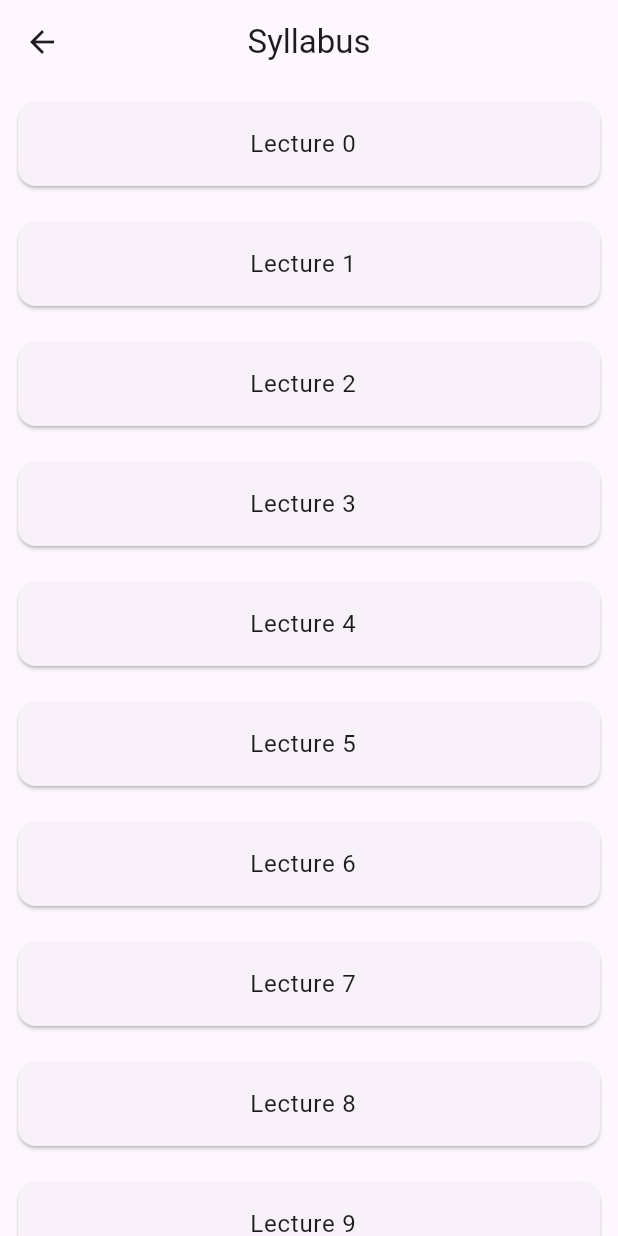
After one commit to EdgeflyAcademy/Edgefly-Academy, a Flutter app: the screen it shows once a user with an empty profile is signed in, after a tap on "Syllabus", on a phone screen of 412 x 824 dp. The commit adds this screen. Run offline on Flutter 3.47's test engine with Material 3 defaults, Android fonts, the phone set to English and light mode, and no system bars; our stand-ins replace better_player, cloud_firestore, firebase_auth, firebase_core, firebase_storage, flutter_spinkit and 5 more; accounts and stored records are empty; network calls fail.

Commit message:
classes & syllabus page.

```diff
--- a/lib/app/home_screen/home_screen/home_screen.dart
+++ b/lib/app/home_screen/home_screen/home_screen.dart
@@ -1,4 +1,6 @@
 import 'package:edgefly_academy/app/auth/view/signin_screen.dart';
+import 'package:edgefly_academy/app/suggestion/classes/classes.dart';
+import 'package:edgefly_academy/app/suggestion/syllabus/syllabus.dart';
 import 'package:firebase_auth/firebase_auth.dart';
 import 'package:flutter/material.dart';
 import 'package:get/get.dart';
@@ -47,13 +49,13 @@ class _HomeScreenState extends State<HomeScreen> {
         preferredSize: Size.fromHeight(70),
         child: CoustomAppbar(),
       ),
-      floatingActionButton: FloatingActionButton(
-        onPressed: () async {
-          await FirebaseAuth.instance.signOut();
-          Get.offAll(() => const SigninScreen());
-        },
-        child: const Icon(Icons.logout),
-      ),
+      // floatingActionButton: FloatingActionButton(
+      //   onPressed: () async {
+      //     await FirebaseAuth.instance.signOut();
+      //     Get.offAll(() => const SigninScreen());
+      //   },
+      //   child: const Icon(Icons.logout),
+      // ),
       body: Padding(
         padding: const EdgeInsets.all(20.0),
         child: Column(
@@ -106,7 +108,7 @@ class _HomeScreenState extends State<HomeScreen> {
               crossAxisAlignment: CrossAxisAlignment.end,
               children: [
                 Text(
-                  "SUGESSTION",
+                  "SUGGESTION",
                   style: TextStyle(fontSize: 20),
                 ),
                 Text(
@@ -122,7 +124,14 @@ class _HomeScreenState extends State<HomeScreen> {
                   itemCount: _image2.length,
                   itemBuilder: (context, index) {
                     return InkWell(
-                      onTap: () {},
+                      onTap: () {
+                        if (index == 1) {
+                          Get.to(SyllabusPage());
+                        }
+                        if (index == 2) {
+                          Get.to(ClassesPage());
+                        }
+                      },
                       child: HomeWiget(
                         image: _image2[index],
                         text: _text2[index],
--- /dev/null
+++ b/lib/app/suggestion/syllabus/syllabus.dart
@@ -0,0 +1,31 @@
+import 'package:flutter/material.dart';
+
+class SyllabusPage extends StatelessWidget {
+  const SyllabusPage({super.key});
+
+  @override
+  Widget build(BuildContext context) {
+    return Scaffold(
+      appBar: AppBar(
+        title: Text('Syllabus'),
+        centerTitle: true,
+      ),
+      body: ListView.builder(
+          itemCount: 20,
+          itemBuilder: (BuildContext context, int index) {
+            return Padding(
+              padding: const EdgeInsets.all(8.0),
+              child: Card(
+                child: ListTile(
+                  title: Center(
+                    child: Text(
+                      'Lecture $index',
+                    ),
+                  ),
+                ),
+              ),
+            );
+          }),
+    );
+  }
+}
```
Also changed, not shown: lib/app/suggestion/classes/classes.dart (added, +66 -0 lines), lib/app/suggestion/classes/vedio_screen.dart (added, +53 -0 lines), pubspec.yaml (+4 -3 lines), pubspec.lock, 3 other files.
